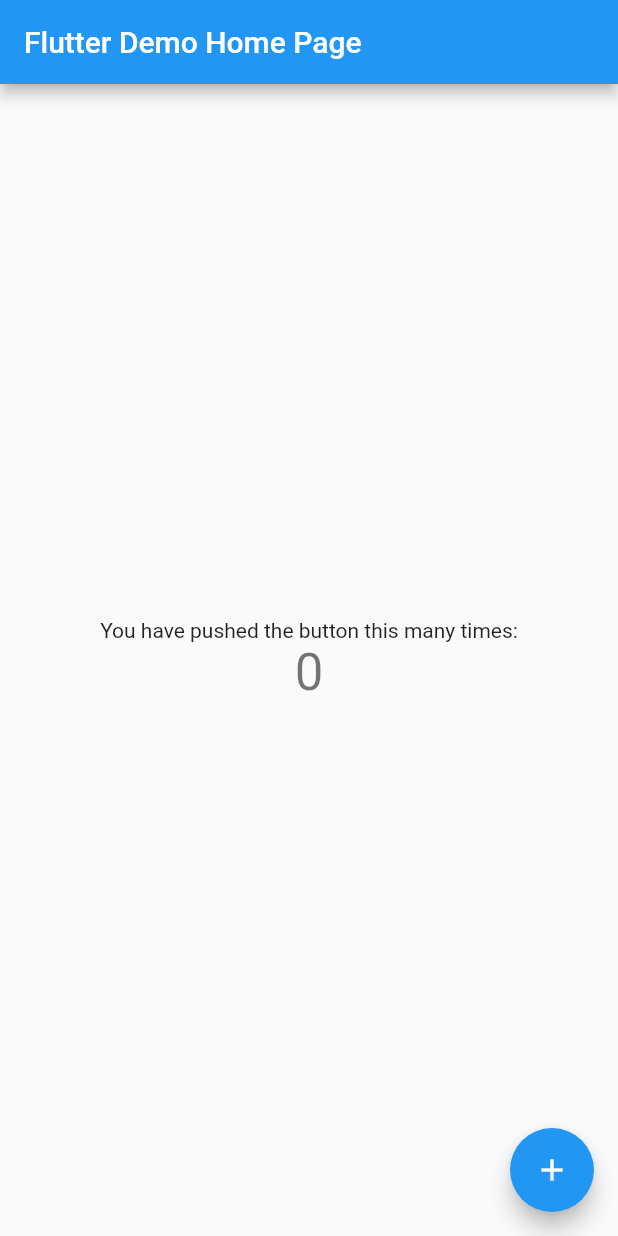
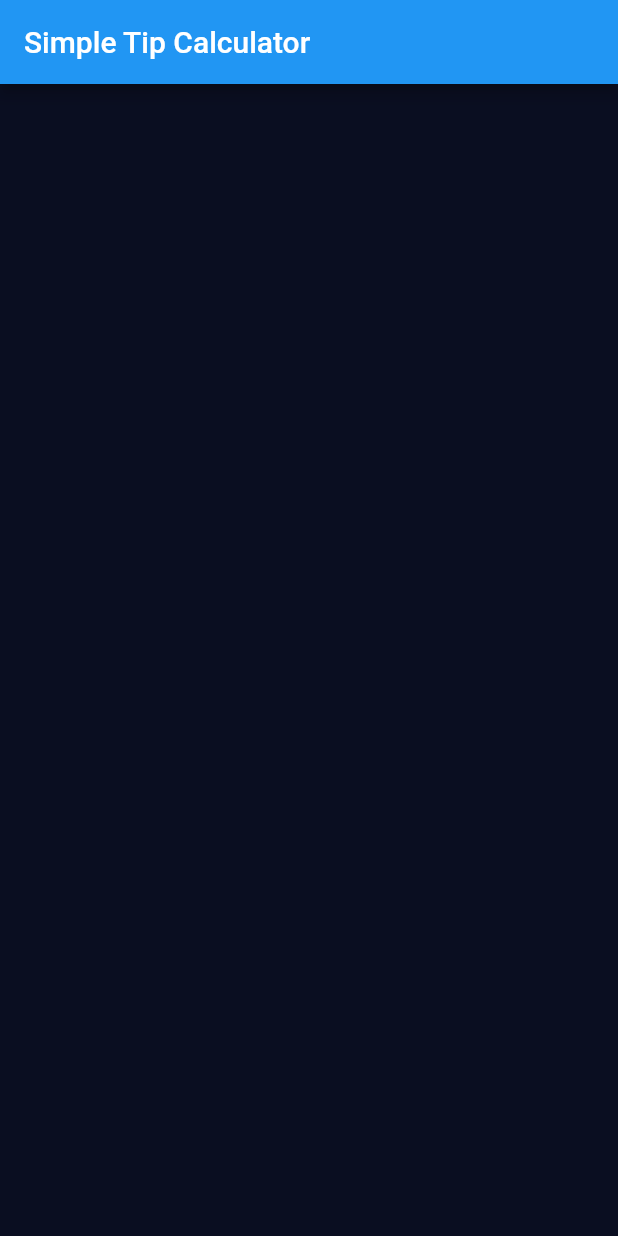
Before and after one commit to MahdiMohammadi98125/tip_calculator, a Flutter app: the screen it shows after launch, on a phone screen of 412 x 824 dp. Run offline on Flutter 3.47's test engine with Material 2 defaults, Android fonts, the phone set to English and light mode, and no system bars.

Commit message:
application functions added

```diff
--- a/lib/main.dart
+++ b/lib/main.dart
@@ -1,115 +1,92 @@
+// ignore_for_file: prefer_const_constructors_in_immutables
+
 import 'package:flutter/material.dart';
 
 void main() {
-  runApp(const MyApp());
+  runApp(const TipCalculator());
 }
 
-class MyApp extends StatelessWidget {
-  const MyApp({super.key});
+class TipCalculator extends StatelessWidget {
+  const TipCalculator({super.key});
 
-  // This widget is the root of your application.
   @override
   Widget build(BuildContext context) {
     return MaterialApp(
-      title: 'Flutter Demo',
-      theme: ThemeData(
-        // This is the theme of your application.
-        //
-        // Try running your application with "flutter run". You'll see the
-        // application has a blue toolbar. Then, without quitting the app, try
-        // changing the primarySwatch below to Colors.green and then invoke
-        // "hot reload" (press "r" in the console where you ran "flutter run",
-        // or simply save your changes to "hot reload" in a Flutter IDE).
-        // Notice that the counter didn't reset back to zero; the application
-        // is not restarted.
-        primarySwatch: Colors.blue,
+      theme: ThemeData.dark().copyWith(
+        primaryColor: const Color(0XFF0A0E21),
+        scaffoldBackgroundColor: const Color(0XFF0A0E21),
       ),
-      home: const MyHomePage(title: 'Flutter Demo Home Page'),
+      home: HomePage(),
     );
   }
 }
 
-class MyHomePage extends StatefulWidget {
-  const MyHomePage({super.key, required this.title});
-
-  // This widget is the home page of your application. It is stateful, meaning
-  // that it has a State object (defined below) that contains fields that affect
-  // how it looks.
-
-  // This class is the configuration for the state. It holds the values (in this
-  // case the title) provided by the parent (in this case the App widget) and
-  // used by the build method of the State. Fields in a Widget subclass are
-  // always marked "final".
-
-  final String title;
+class HomePage extends StatefulWidget {
+  HomePage({super.key});
 
   @override
-  State<MyHomePage> createState() => _MyHomePageState();
+  State<HomePage> createState() => _HomePageState();
 }
 
-class _MyHomePageState extends State<MyHomePage> {
-  int _counter = 0;
+class _HomePageState extends State<HomePage> {
+  // variables
+  double billAmount = 0.0,
+      tipPercentage = 5.0,
+      people = 1,
+      tipAmount = 0.0,
+      totalAmount = 0.0;
 
-  void _incrementCounter() {
+  void calculate() {
+    if (people == 1) {
+      setState(() {
+        tipAmount = billAmount * (tipPercentage / 100);
+        totalAmount = billAmount + tipAmount;
+      });
+    } else {
+      setState(() {
+        tipAmount = billAmount * (tipPercentage / 100);
+        tipAmount = tipAmount / people;
+        double bellPerperson = billAmount / people;
+        totalAmount = bellPerperson + tipAmount;
+      });
+    }
+  }
+
+  void tipDecrement() {
     setState(() {
-      // This call to setState tells the Flutter framework that something has
-      // changed in this State, which causes it to rerun the build method below
-      // so that the display can reflect the updated values. If we changed
-      // _counter without calling setState(), then the build method would not be
-      // called again, and so nothing would appear to happen.
-      _counter++;
+      if (tipPercentage > 0.0) {
+        tipPercentage--;
+      }
+    });
+  }
+
+  void tipIncrement() {
+    setState(() {
+      tipPercentage++;
+    });
+  }
+
+  void peopleIncrement() {
+    setState(() {
+      people++;
+    });
+  }
+
+  void peopleDecrement() {
+    setState(() {
+      if (people > 0) {
+        people--;
+      }
     });
   }
 
   @override
   Widget build(BuildContext context) {
-    // This method is rerun every time setState is called, for instance as done
-    // by the _incrementCounter method above.
-    //
-    // The Flutter framework has been optimized to make rerunning build methods
-    // fast, so that you can just rebuild anything that needs updating rather
-    // than having to individually change instances of widgets.
     return Scaffold(
       appBar: AppBar(
-        // Here we take the value from the MyHomePage object that was created by
-        // the App.build method, and use it to set our appbar title.
-        title: Text(widget.title),
+        title: const Text('Simple Tip Calculator'),
+        backgroundColor: Colors.blue,
       ),
-      body: Center(
-        // Center is a layout widget. It takes a single child and positions it
-        // in the middle of the parent.
-        child: Column(
-          // Column is also a layout widget. It takes a list of children and
-          // arranges them vertically. By default, it sizes itself to fit its
-          // children horizontally, and tries to be as tall as its parent.
-          //
-          // Invoke "debug painting" (press "p" in the console, choose the
-          // "Toggle Debug Paint" action from the Flutter Inspector in Android
-          // Studio, or the "Toggle Debug Paint" command in Visual Studio Code)
-          // to see the wireframe for each widget.
-          //
-          // Column has various properties to control how it sizes itself and
-          // how it positions its children. Here we use mainAxisAlignment to
-          // center the children vertically; the main axis here is the vertical
-          // axis because Columns are vertical (the cross axis would be
-          // horizontal).
-          mainAxisAlignment: MainAxisAlignment.center,
-          children: <Widget>[
-            const Text(
-              'You have pushed the button this many times:',
-            ),
-            Text(
-              '$_counter',
-              style: Theme.of(context).textTheme.headlineMedium,
-            ),
-          ],
-        ),
-      ),
-      floatingActionButton: FloatingActionButton(
-        onPressed: _incrementCounter,
-        tooltip: 'Increment',
-        child: const Icon(Icons.add),
-      ), // This trailing comma makes auto-formatting nicer for build methods.
     );
   }
 }
```
Also changed, not shown: 1 other file.
